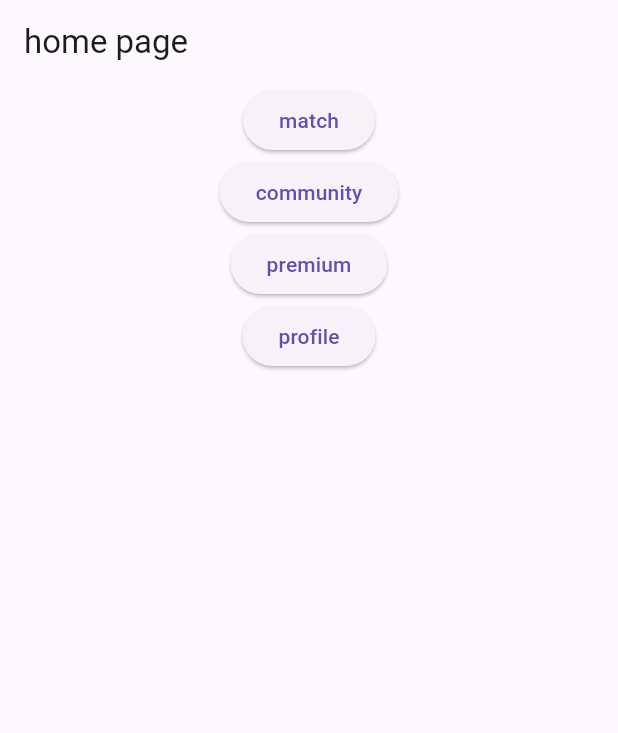
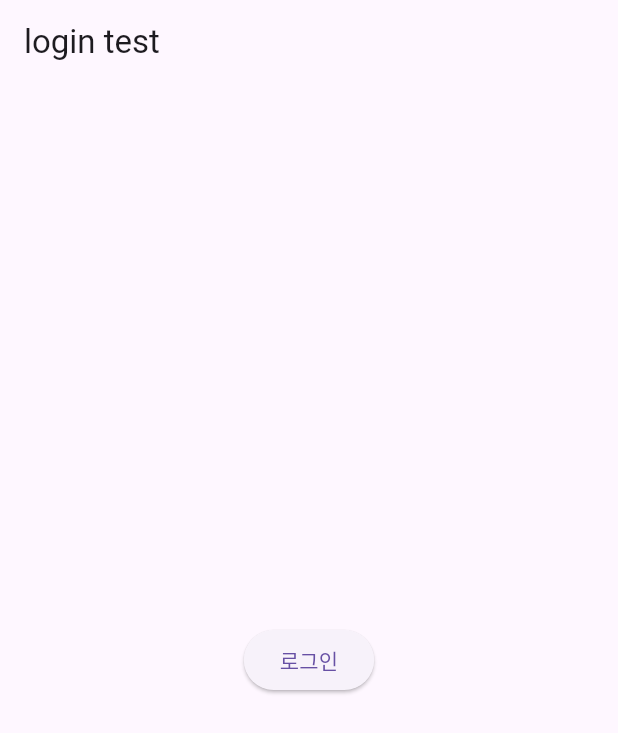
Before and after one commit to lkrcdd/flutter_doguber_v1, a Flutter app: the screen it shows after launch, on a phone screen of 412 x 824 dp. Shown: the top 733 px of the screen. Run offline on Flutter 3.47's test engine with Material 3 defaults, Android fonts, the phone set to English and light mode, and no system bars; our stand-ins replace go_router; missing offline and left inert: kakao_flutter_sdk_user.

Commit message:
merge log in

```diff
--- a/lib/main.dart
+++ b/lib/main.dart
@@ -1,7 +1,9 @@
 import 'package:flutter/material.dart';
 import 'package:flutter_doguber_v1/router.dart';
+import 'package:kakao_flutter_sdk_user/kakao_flutter_sdk_user.dart';
 
 void main() {
+  KakaoSdk.init(nativeAppKey: '8826eec5f744658162616455cf5361ad');
   runApp(const MainApp());
 }
 
@@ -10,7 +12,7 @@ class MainApp extends StatelessWidget {
 
   @override
   Widget build(BuildContext context) {
-    //라우터 내의 화면 트리로 이동.
+    //router.dart파일의 화면 트리로 이동.
     return MaterialApp.router(routerConfig: router);
   }
 }
--- /dev/null
+++ b/lib/pages/LogInPage.dart
@@ -0,0 +1,159 @@
+import 'package:flutter/material.dart';
+import 'package:flutter_doguber_v1/kakao_login.dart';
+import 'package:flutter_doguber_v1/provider.dart';
+
+class LogInPage extends StatefulWidget {
+  const LogInPage({super.key});
+
+  @override
+  State<LogInPage> createState() => _LogInPageState();
+}
+
+class _LogInPageState extends State<LogInPage> {
+  final viewModel = MainViewModel(KakaoLogin());
+
+  @override
+  Widget build(BuildContext context) {
+    return Scaffold(
+      appBar: AppBar(
+        title: const Text("login test"),
+        actions: [
+          if (viewModel.isLogined)
+            IconButton(
+              icon: Icon(Icons.settings),
+              onPressed: () {},
+            ),
+        ],
+      ),
+      body: Center(
+        child: Stack(
+          children: [
+            if (viewModel.isLogined)
+              Positioned(
+                top: 10,
+                right: 10,
+                child: Row(
+                  children: [
+                    Image.network(
+                      viewModel.user?.kakaoAccount?.profile?.profileImageUrl ??
+                          '',
+                      width: 50,
+                      height: 50,
+                    ),
+                    SizedBox(width: 10),
+                  ],
+                ),
+              ),
+            Column(
+              mainAxisAlignment: MainAxisAlignment.center,
+              crossAxisAlignment: CrossAxisAlignment.center,
+              children: <Widget>[
+                if (viewModel.isLogined)
+                  Padding(
+                    padding: const EdgeInsets.only(bottom: 16),
+                    child: Row(
+                      mainAxisAlignment: MainAxisAlignment.center,
+                      children: [
+                        SizedBox(
+                          width: 150,
+                          height: 200,
+                          child: ElevatedButton(
+                            onPressed: () {},
+                            child: Text('매칭', overflow: TextOverflow.visible),
+                            style: ElevatedButton.styleFrom(
+                              padding: EdgeInsets.symmetric(
+                                  vertical: 20, horizontal: 40),
+                              backgroundColor: Colors.blue,
+                            ),
+                          ),
+                        ),
+                        SizedBox(width: 16),
+                        SizedBox(
+                          width: 150,
+                          height: 200,
+                          child: ElevatedButton(
+                            onPressed: () {},
+                            child: Text('커뮤니티', overflow: TextOverflow.visible),
+                            style: ElevatedButton.styleFrom(
+                              padding: EdgeInsets.symmetric(
+                                  vertical: 20, horizontal: 40),
+                              backgroundColor: Colors.green,
+                            ),
+                          ),
+                        ),
+                      ],
+                    ),
+                  ),
+                if (viewModel.isLogined)
+                  Padding(
+                    padding: const EdgeInsets.only(bottom: 16),
+                    child: Row(
+                      mainAxisAlignment: MainAxisAlignment.center,
+                      children: [
+                        SizedBox(
+                          width: 150,
+                          height: 100,
+                          child: ElevatedButton(
+                            onPressed: () {},
+                            child: Text('프리미엄', overflow: TextOverflow.visible),
+                            style: ElevatedButton.styleFrom(
+                              padding: EdgeInsets.symmetric(
+                                  vertical: 20, horizontal: 40),
+                            ),
+                          ),
+                        ),
+                        SizedBox(width: 16),
+                        SizedBox(
+                          width: 150,
+                          height: 100,
+                          child: ElevatedButton(
+                            onPressed: () {},
+                            child: Text('프로필', overflow: TextOverflow.visible),
+                            style: ElevatedButton.styleFrom(
+                              padding: EdgeInsets.symmetric(
+                                  vertical: 20, horizontal: 40),
+                            ),
+                          ),
+                        ),
+                      ],
+                    ),
+                  ),
+                if (!viewModel.isLogined)
+                  ElevatedButton(
+                    onPressed: () async {
+                      await viewModel.login();
+                      setState(() {});
+                    },
+                    child: const Text('로그인'),
+                  ),
+              ],
+            ),
+            if (viewModel.isLogined)
+              Positioned(
+                left: 0,
+                right: 0,
+                bottom: 0,
+                child: SizedBox(
+                  height: MediaQuery.of(context).size.height * 0.1,
+                  child: FractionallySizedBox(
+                    widthFactor: 1.0,
+                    child: ElevatedButton(
+                      onPressed: () async {
+                        await viewModel.logout();
+                        setState(() {});
+                      },
+                      child: const Text('로그아웃'),
+                      style: ElevatedButton.styleFrom(
+                        padding:
+                            EdgeInsets.symmetric(vertical: 16, horizontal: 32),
+                      ),
+                    ),
+                  ),
+                ),
+              ),
+          ],
+        ),
+      ),
+    );
+  }
+}
--- /dev/null
+++ b/lib/provider.dart
@@ -0,0 +1,23 @@
+import 'social_login.dart';
+import 'package:kakao_flutter_sdk_user/kakao_flutter_sdk_user.dart';
+
+class MainViewModel {
+  final SocialLogin _socialLogin;
+  bool isLogined = false;
+  User? user;
+
+  MainViewModel(this._socialLogin);
+
+  Future login() async {
+    isLogined = await _socialLogin.login();
+    if (isLogined) {
+      user = await UserApi.instance.me();
+    }
+  }
+
+  Future logout() async {
+    await _socialLogin.logout();
+    isLogined = false;
+    user = null;
+  }
+}
--- a/lib/router.dart
+++ b/lib/router.dart
@@ -1,7 +1,8 @@
 import 'package:flutter/material.dart';
-import 'package:flutter_doguber_v1/homePage.dart';
-import 'package:flutter_doguber_v1/matchPage.dart';
+import 'package:flutter_doguber_v1/pages/HomePage.dart';
+import 'package:flutter_doguber_v1/pages/MatchPage.dart';
 import 'package:go_router/go_router.dart';
+import 'pages/LogInPage.dart';
 
 //화면이동 담당 파일.
 //생략 항목(무시해도 됨)
@@ -12,7 +13,7 @@ final GoRouter router = GoRouter(
     GoRoute(
       path: '/',
       builder: (BuildContext context, GoRouterState state) {
-        return const HomePage();
+        return const LogInPage();
       },
       routes: [
         GoRoute(
--- /dev/null
+++ b/lib/social_login.dart
@@ -0,0 +1,4 @@
+abstract class SocialLogin {
+  Future<bool> login();
+  Future<bool> logout();
+}
--- a/pubspec.yaml
+++ b/pubspec.yaml
@@ -10,6 +10,7 @@ dependencies:
   flutter:
     sdk: flutter
   go_router: ^13.2.2
+  kakao_flutter_sdk_user: ^1.9.1+2
 
 dev_dependencies:
   flutter_test:
```
Also changed, not shown: lib/kakao_login.dart (added, +38 -0 lines), lib/pages/HomePage.dart (renamed from lib/homePage.dart), lib/pages/MatchPage.dart (renamed from lib/matchPage.dart), pubspec.lock, 8 other files.
